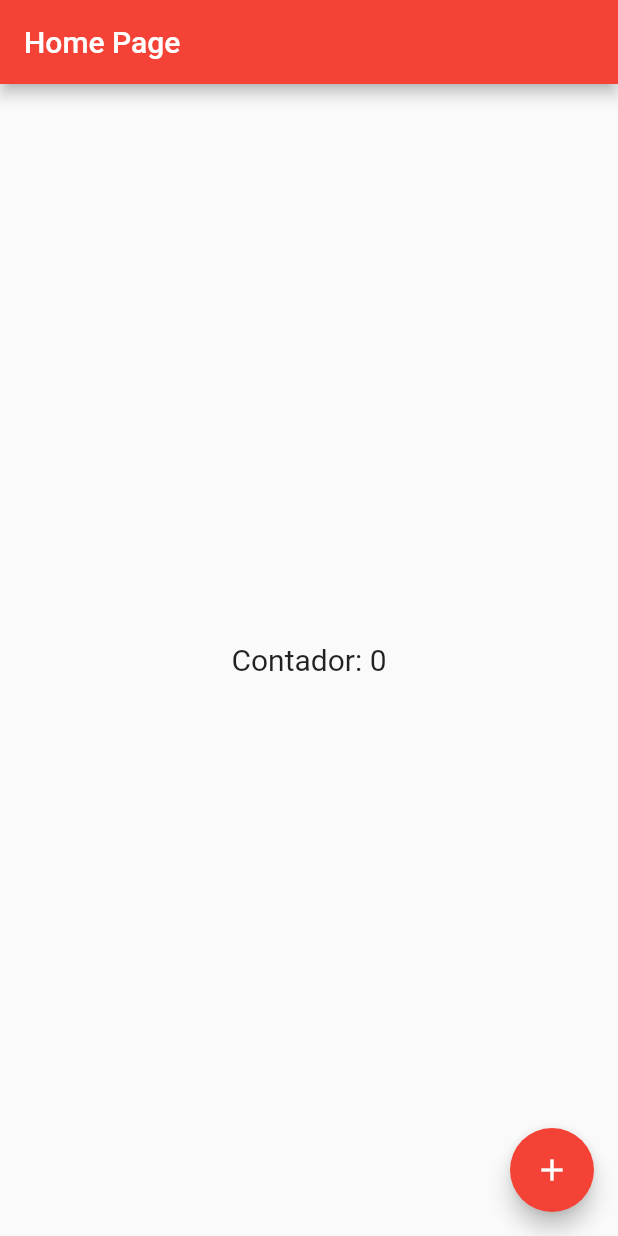
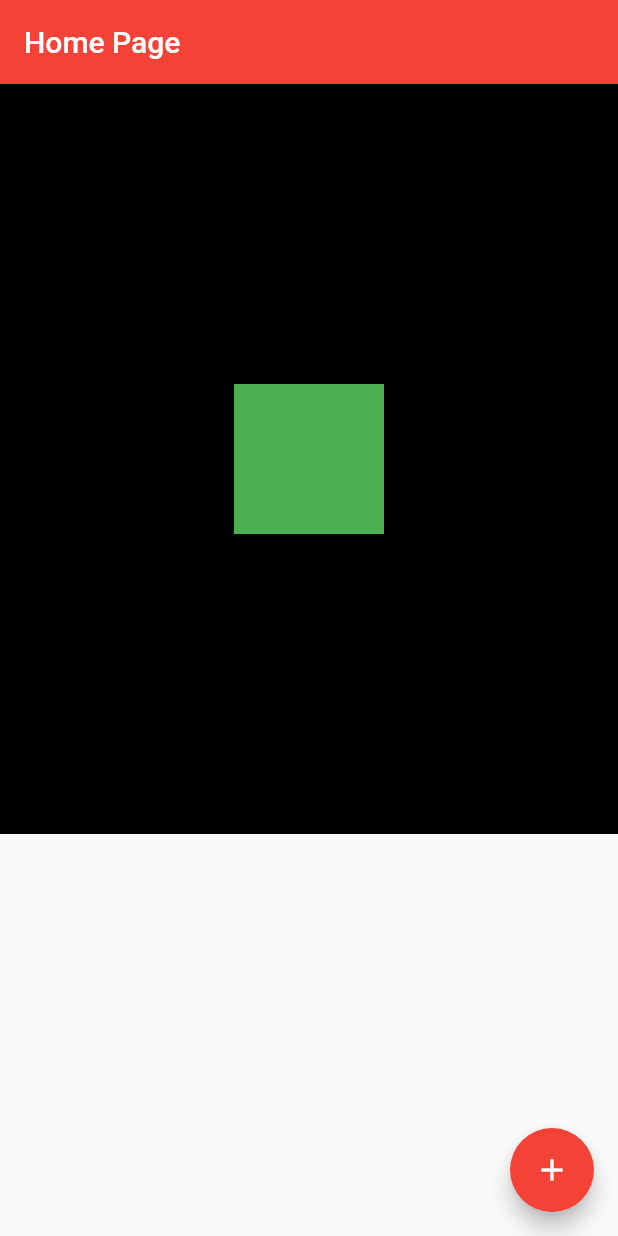
Before and after one commit to lucasshinozaki/estudo-flutter, a Flutter app: the screen it shows after launch, on a phone screen of 412 x 824 dp. Run offline on Flutter 3.47's test engine with Material 2 defaults, Android fonts, the phone set to English and light mode, and no system bars; missing offline and left inert: dart:html.

Commit message:
estudo: Single render e Multi render

```diff
--- a/estudo_flutter_application/lib/home_page.dart
+++ b/estudo_flutter_application/lib/home_page.dart
@@ -15,15 +15,18 @@ class HomePageState extends State<HomePage> {
       appBar: AppBar(
         title: Text("Home Page"),
       ),
-      body: Center(
-          child: GestureDetector(
-        child: Text("Contador: $counter", style: TextStyle(fontSize: 20)),
-        onTap: () {
-          setState(() {
-            counter++;
-          });
-        },
-      )),
+      body: Container(
+        height: 500,
+        width: 500,
+        color: Colors.black,
+        child: Center(
+          child: Container(
+            height: 100,
+            width: 100,
+            color: Colors.green,
+          ),
+        ),
+      ),
       floatingActionButton: FloatingActionButton(
         child: Icon(Icons.add),
         onPressed: () {
```
